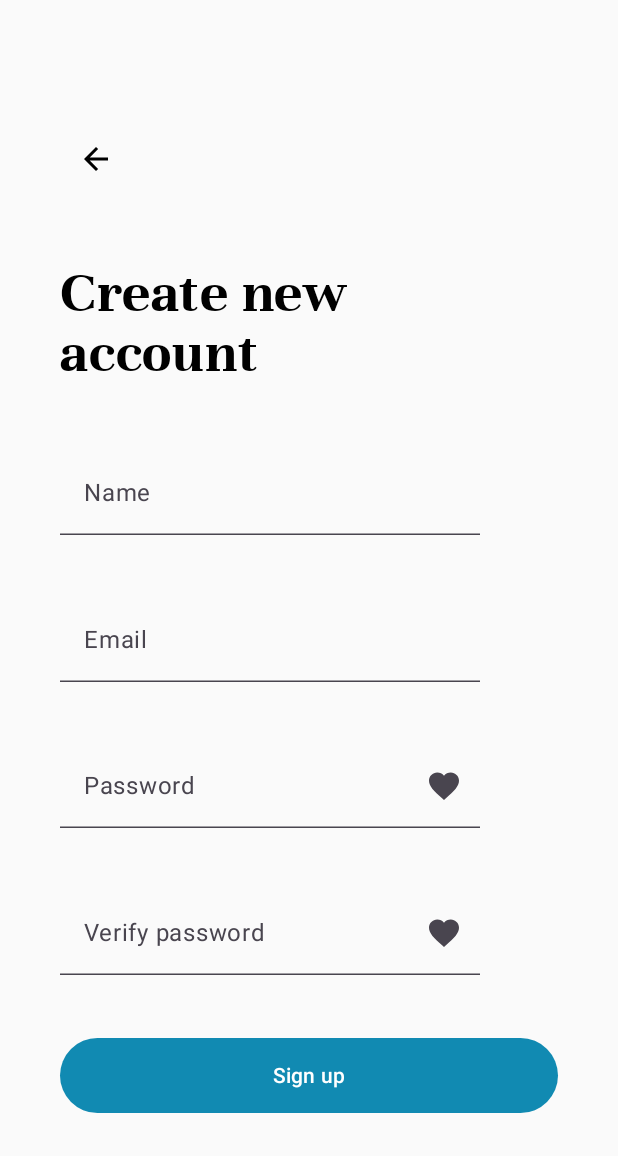
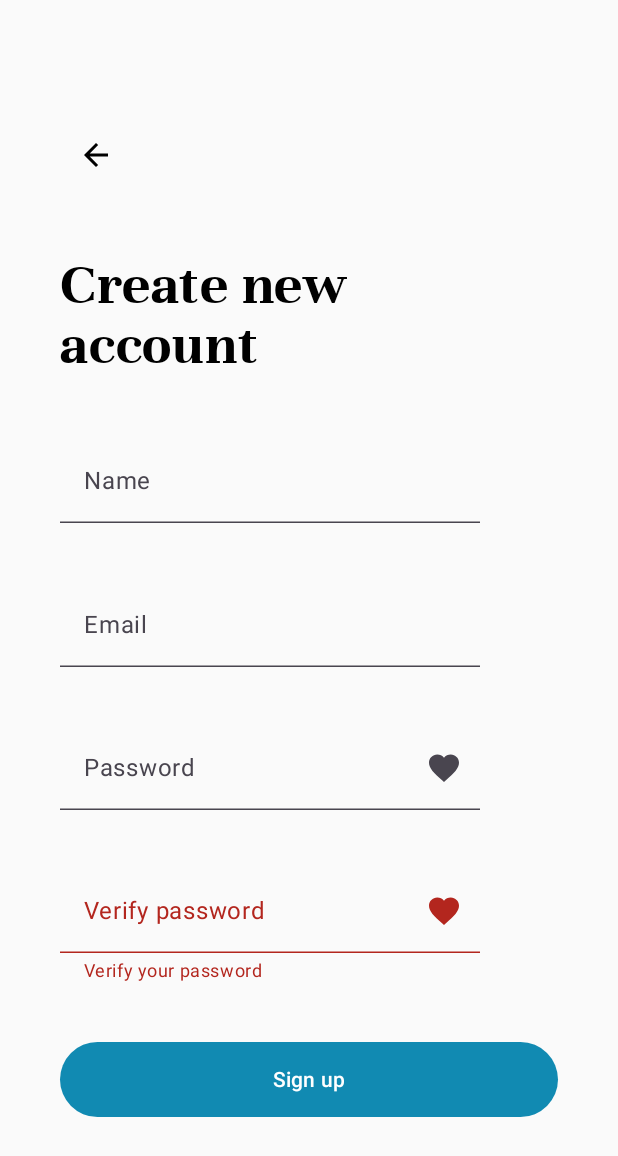
Before and after one commit to TomusD/LinkedIn-Clone-App, an Android app built with Jetpack Compose: the screen it shows after launch (WelcomeActivity), after a tap on "Sign up", on a phone screen of 412 x 824 dp. Shown: the top 1156 px of the screen. Run offline under Robolectric (Android 15) with nearby library versions, the light colour scheme and no system bars; pictures from the network do not load.

Commit message:
Create an example test hitting an endpoint with Retrofit

```diff
--- /dev/null
+++ b/frontend/app/src/main/java/com/example/front/data/response/Test.kt
@@ -0,0 +1,5 @@
+package com.example.front.data.response
+
+data class Test(
+    val message: String?
+)
--- a/frontend/app/src/main/java/com/example/front/screens/pre_auth_screens/SignUpScreen.kt
+++ b/frontend/app/src/main/java/com/example/front/screens/pre_auth_screens/SignUpScreen.kt
@@ -1,5 +1,6 @@
 package com.example.front.screens.pre_auth_screens
 
+import android.util.Log
 import androidx.compose.foundation.layout.Arrangement
 import androidx.compose.foundation.layout.Column
 import androidx.compose.foundation.layout.fillMaxSize
@@ -38,7 +39,14 @@ import androidx.compose.ui.unit.em
 import androidx.compose.ui.unit.sp
 import androidx.navigation.NavController
 import com.example.front.R
+import com.example.front.data.ApiClient
+import com.example.front.data.response.Test
 import com.example.front.ui.theme.Unna
+
+import retrofit2.Call
+import retrofit2.Callback
+import retrofit2.Response
+
 
 @OptIn(ExperimentalMaterial3Api::class)
 @Composable
@@ -140,18 +148,13 @@ fun SignUpScreen(navController: NavController) {
         var verify_pass by remember { mutableStateOf("") }
         TextField(
             value = verify_pass,
-            onValueChange = { newText ->
-                verify_pass = newText
-            },
-            label = {
-                Text(text = stringResource(R.string.verify_password_label))
-            },
-            placeholder = {
-                Text(text = stringResource(R.string.verify_password))
-            },
-            colors = TextFieldDefaults.textFieldColors(
-                containerColor = Color.Transparent
-            ),
+            onValueChange = { newText -> verify_pass = newText },
+            label = {Text(text = stringResource(R.string.verify_password_label)) },
+            singleLine = true,
+            isError = true,
+            supportingText = { Text(text = "Verify your password")},
+            placeholder = {Text(text = stringResource(R.string.verify_password)) },
+            colors = TextFieldDefaults.textFieldColors(containerColor = Color.Transparent),
             keyboardOptions = KeyboardOptions(keyboardType = KeyboardType.Password),
             visualTransformation = if (passwordVisible) VisualTransformation.None else PasswordVisualTransformation(),
             trailingIcon = {
@@ -168,7 +171,27 @@ fun SignUpScreen(navController: NavController) {
         )
 
         Button(
-            onClick = {},
+            onClick = {
+                val call = ApiClient.apiService.getMessage()
+
+                call.enqueue(object : Callback<Test> {
+                    override fun onResponse(call: Call<Test>, response: Response<Test>) {
+                        if (response.isSuccessful) {
+                            val res = response.body()
+                            val d = Log.d("TEST", res.toString())
+                        } else {
+                            Log.d("TEST", "RESPONSE NOT SUCCESFULL")
+                            // Handle error
+                        }
+                    }
+
+                    override fun onFailure(call: Call<Test>, t: Throwable) {
+                        Log.d("TEST", "FAILURE: "+ t.message.toString())
+
+                    }
+                }
+                )
+            },
             Modifier
                 .fillMaxWidth()
                 .height(50.dp),
```
Also changed, not shown: frontend/app/src/main/java/com/example/front/data/ApiClient.kt (added, +25 -0 lines), frontend/app/src/main/java/com/example/front/data/ApiService.kt (added, +12 -0 lines).
